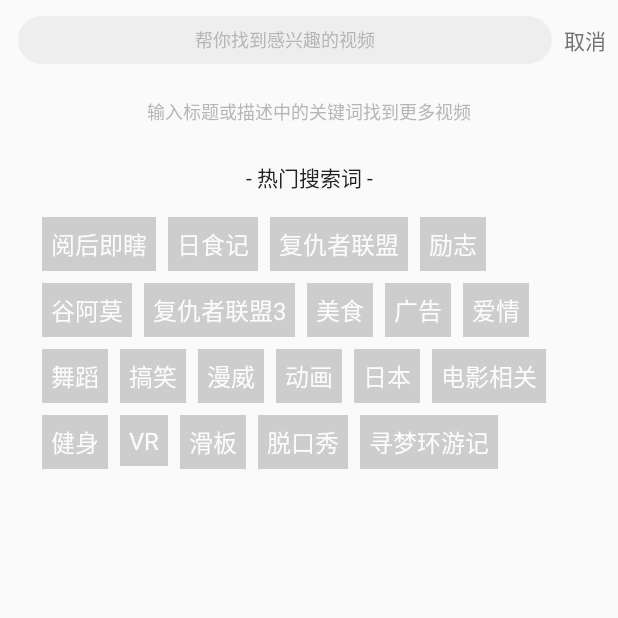
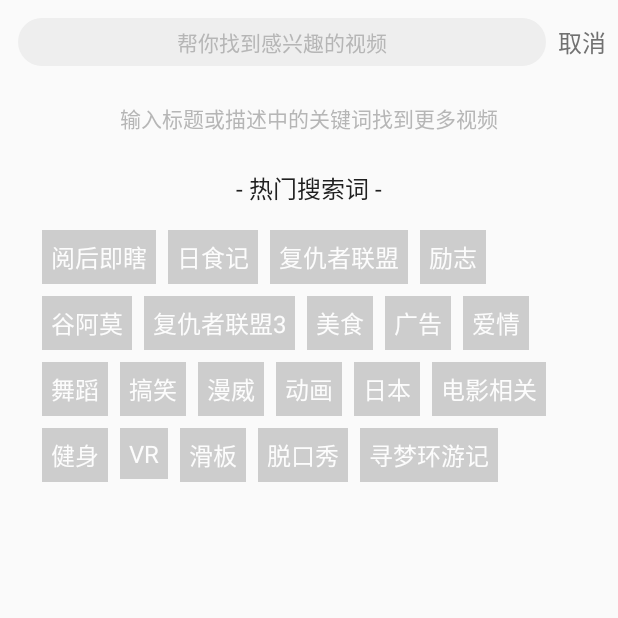
Before and after one commit to Penoder/Rockin, an Android app: the SearchActivity screen opened directly, with no data from a screen before it, on a phone screen of 412 x 824 dp, the top half of it. Run offline under Robolectric (Android 15) with nearby library versions, the phone set to English and light mode, and no system bars; our stand-ins replace CircleImageView, EventBus, data binding; 2 statements that could not run were skipped.

Commit message:
2018/01/16

```diff
--- a/app/src/main/res/layout/activity_search.xml
+++ b/app/src/main/res/layout/activity_search.xml
@@ -33,7 +33,7 @@
                 android:text="@={viewModel.searchContent}"
                 android:textColor="@color/secondTextBlack"
                 android:textColorHint="@color/hintTextBlack"
-                android:textSize="@dimen/small_size"
+                android:textSize="@dimen/common_size"
                 app:requestFocus="true" />
 
             <TextView
@@ -42,7 +42,7 @@
                 android:padding="@dimen/dimen_8"
                 android:text="@string/cancel"
                 android:textColor="@color/secondTextBlack"
-                android:textSize="@dimen/common_size"
+                android:textSize="@dimen/title_size"
                 app:clickCommand="@{viewModel.onCancelSearchCommand}" />
 
         </LinearLayout>
@@ -63,7 +63,7 @@
                     android:gravity="center"
                     android:text="@string/input_keyword_to_found_more_video"
                     android:textColor="@color/hintTextBlack"
-                    android:textSize="@dimen/small_size" />
+                    android:textSize="@dimen/common_size" />
 
                 <TextView
                     android:layout_width="match_parent"
@@ -72,7 +72,7 @@
                     android:gravity="center"
                     android:text="@string/the_hottest_keyword"
                     android:textColor="@color/commonTextBlack"
-                    android:textSize="@dimen/common_size" />
+                    android:textSize="@dimen/title_size" />
 
                 <com.rockin.widget.FlowLayout
                     android:id="@+id/flow_searchWord"
```
